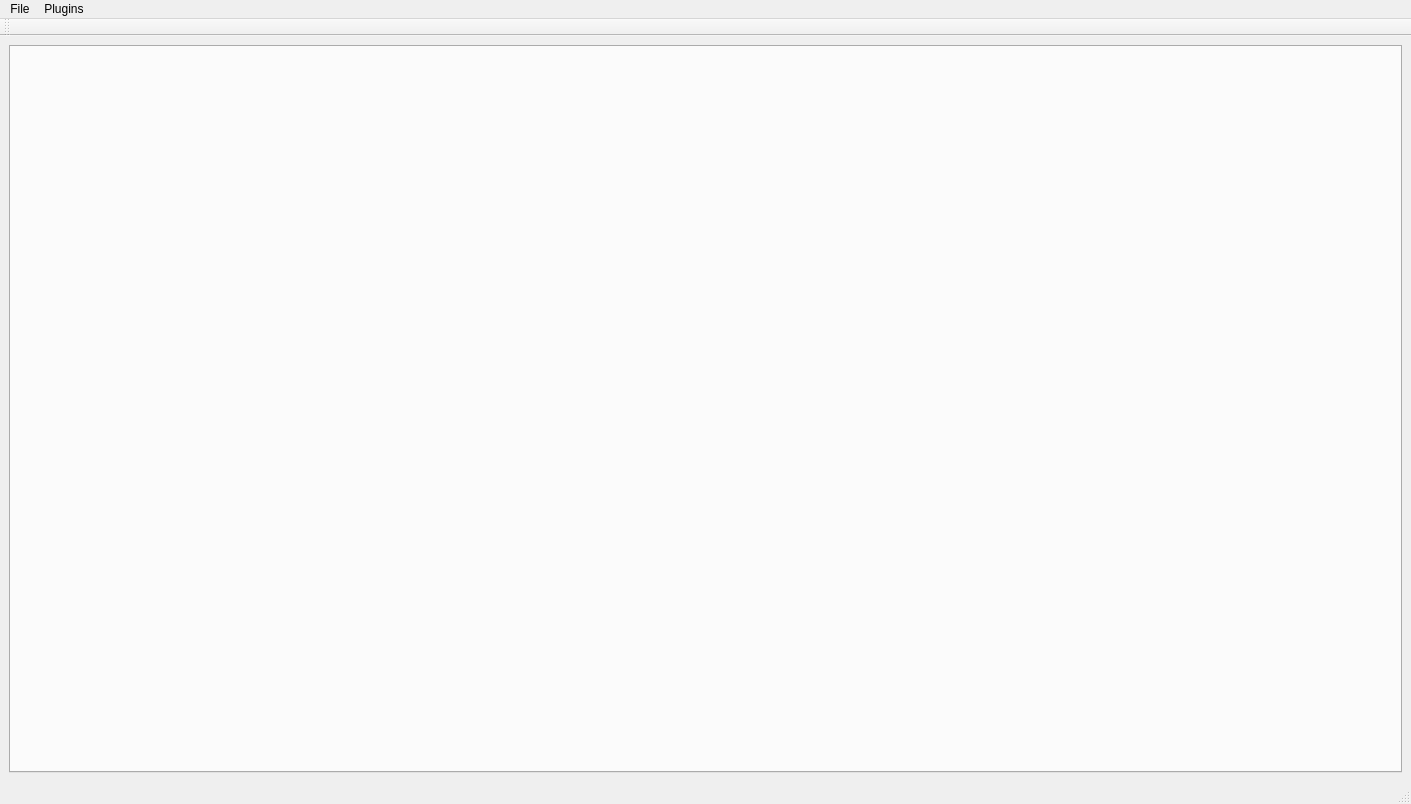
Before: the Qt Designer form gui/MainWindow/MainWindow.ui in simanwhite/FlowAssistant, drawn with Qt 5.
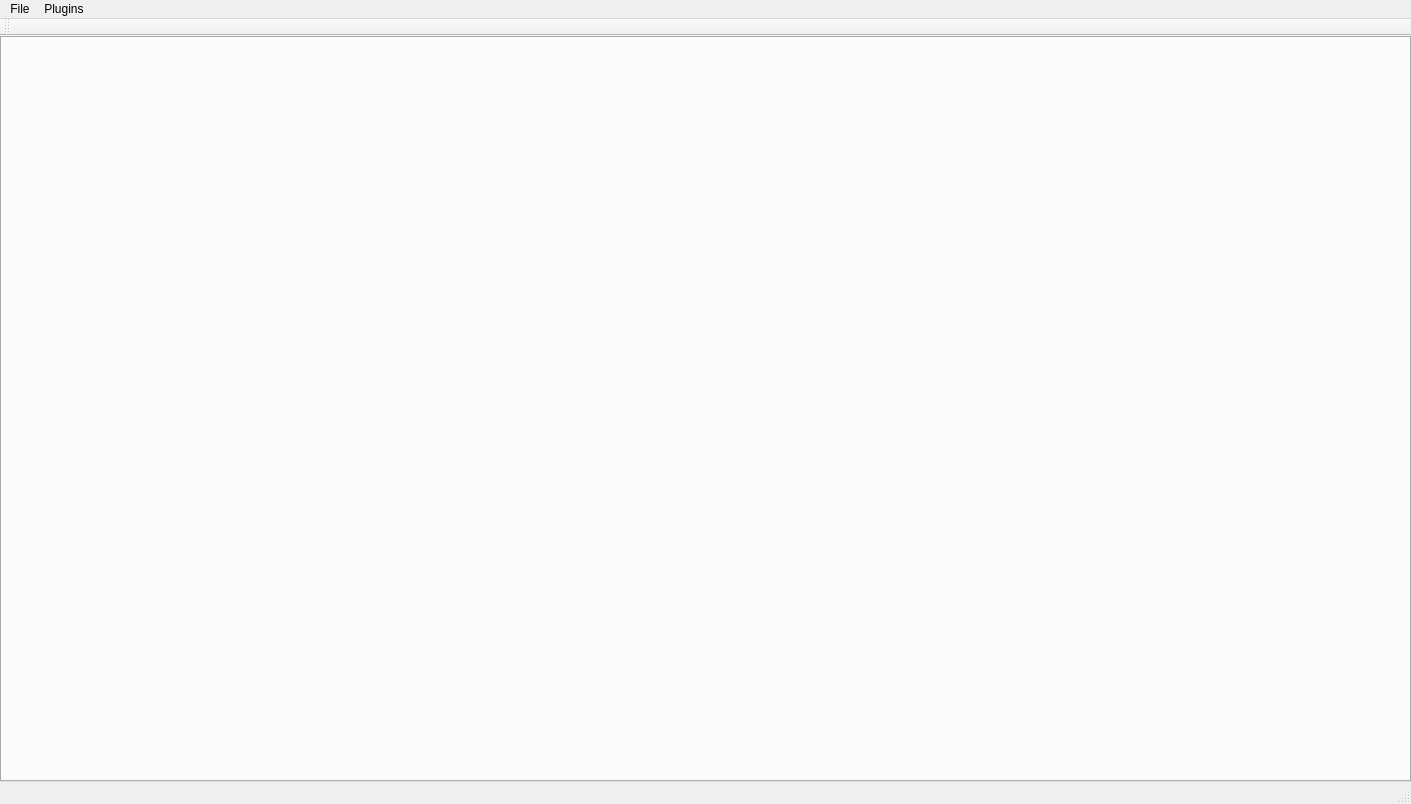
After: the same form once the commit is applied.

The edit to the form file:
```diff
--- a/gui/MainWindow/MainWindow.ui
+++ b/gui/MainWindow/MainWindow.ui
@@ -18,6 +18,9 @@
   </property>
   <widget class="QWidget" name="centralwidget">
    <layout class="QGridLayout" name="gridLayout">
+    <property name="margin">
+     <number>0</number>
+    </property>
     <item row="0" column="0">
      <widget class="QTabWidget" name="tabWidget">
       <property name="tabPosition">
```
